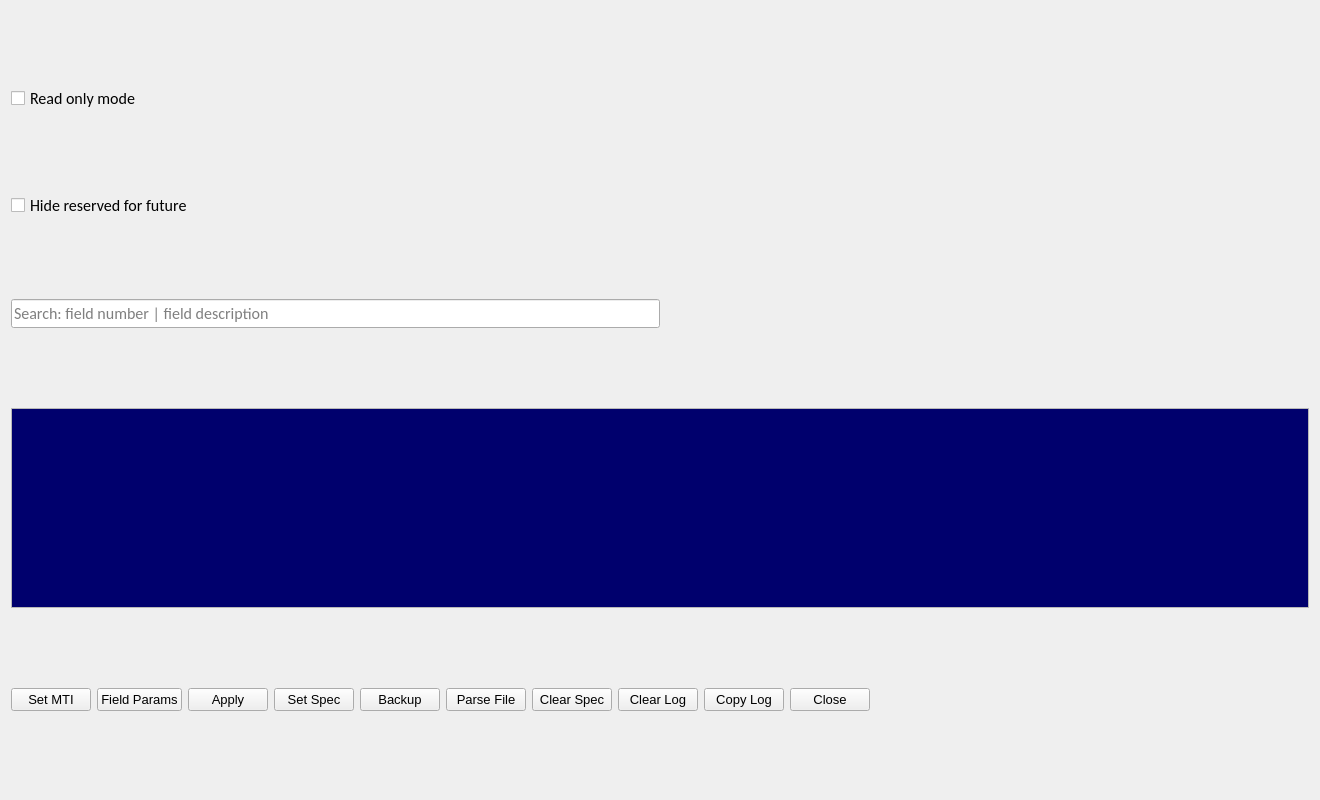
Qt form common/gui/forms/spec.ui (FedorIvanov37/signal) before a commit.
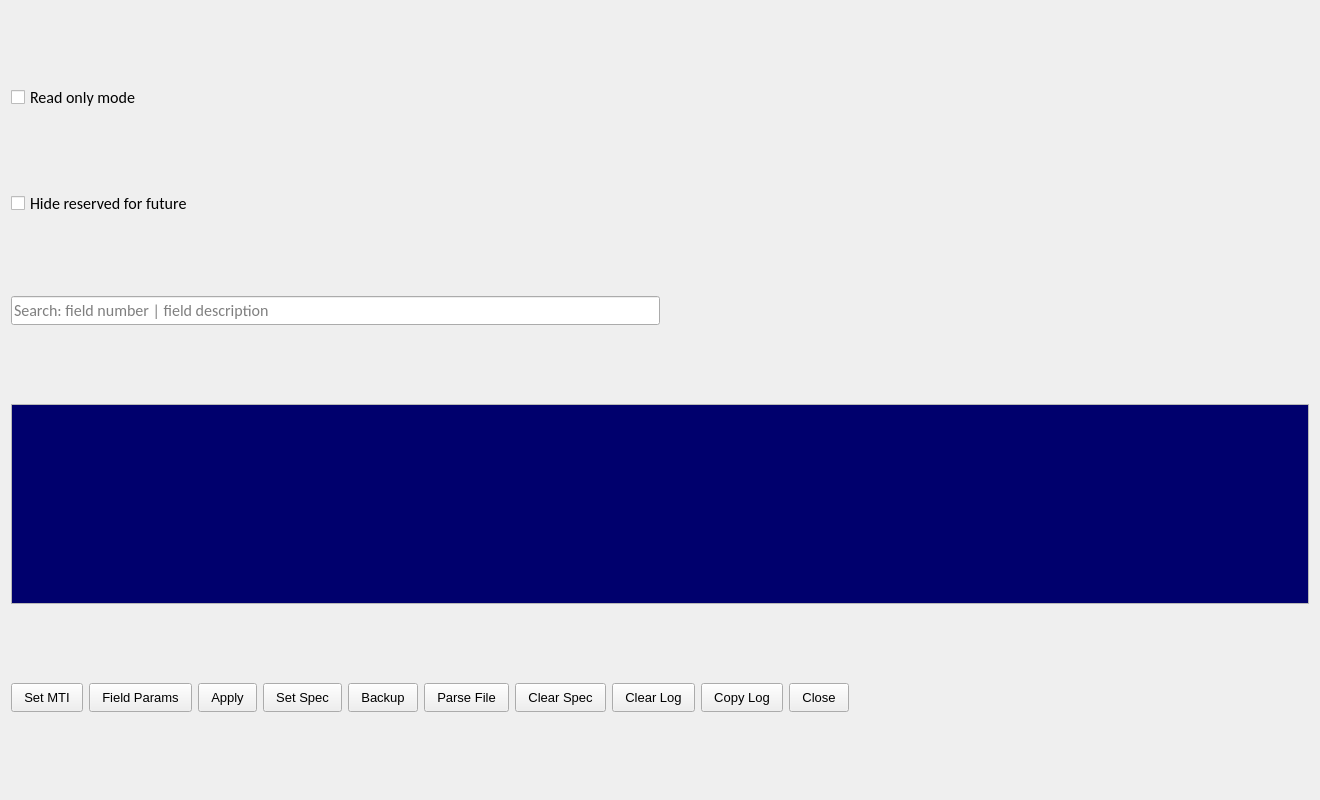
The same form after that commit.

Commit message: Buttons renovation

Patch:
```diff
--- a/common/gui/forms/spec.ui
+++ b/common/gui/forms/spec.ui
@@ -213,6 +213,11 @@
        <property name="focusPolicy">
         <enum>Qt::NoFocus</enum>
        </property>
+       <property name="styleSheet">
+        <string notr="true">        QPushButton {
+            padding: 6px 12px;      /* top/bottom, left/right */
+        }</string>
+       </property>
        <property name="text">
         <string>Set MTI</string>
        </property>
@@ -228,6 +233,11 @@
        <property name="focusPolicy">
         <enum>Qt::NoFocus</enum>
        </property>
+       <property name="styleSheet">
+        <string notr="true">        QPushButton {
+            padding: 6px 12px;      /* top/bottom, left/right */
+        }</string>
+       </property>
        <property name="text">
         <string>Field Params</string>
        </property>
@@ -243,6 +253,11 @@
        <property name="focusPolicy">
         <enum>Qt::NoFocus</enum>
        </property>
+       <property name="styleSheet">
+        <string notr="true">        QPushButton {
+            padding: 6px 12px;      /* top/bottom, left/right */
+        }</string>
+       </property>
        <property name="text">
         <string>Apply</string>
        </property>
@@ -258,6 +273,11 @@
        <property name="focusPolicy">
         <enum>Qt::NoFocus</enum>
        </property>
+       <property name="styleSheet">
+        <string notr="true">        QPushButton {
+            padding: 6px 12px;      /* top/bottom, left/right */
+        }</string>
+       </property>
        <property name="text">
         <string>Set Spec</string>
        </property>
@@ -273,6 +293,11 @@
        <property name="focusPolicy">
         <enum>Qt::NoFocus</enum>
        </property>
+       <property name="styleSheet">
+        <string notr="true">        QPushButton {
+            padding: 6px 12px;      /* top/bottom, left/right */
+        }</string>
+       </property>
        <property name="text">
         <string>Backup</string>
        </property>
@@ -288,6 +313,11 @@
        <property name="focusPolicy">
         <enum>Qt::NoFocus</enum>
        </property>
+       <property name="styleSheet">
+        <string notr="true">        QPushButton {
+            padding: 6px 12px;      /* top/bottom, left/right */
+        }</string>
+       </property>
        <property name="text">
         <string>Parse File</string>
        </property>
@@ -303,6 +333,11 @@
        <property name="focusPolicy">
         <enum>Qt::NoFocus</enum>
        </property>
+       <property name="styleSheet">
+        <string notr="true">        QPushButton {
+            padding: 6px 12px;      /* top/bottom, left/right */
+        }</string>
+       </property>
        <property name="text">
         <string>Clear Spec</string>
        </property>
@@ -318,6 +353,11 @@
        <property name="focusPolicy">
         <enum>Qt::NoFocus</enum>
        </property>
+       <property name="styleSheet">
+        <string notr="true">        QPushButton {
+            padding: 6px 12px;      /* top/bottom, left/right */
+        }</string>
+       </property>
        <property name="text">
         <string>Clear Log</string>
        </property>
@@ -333,6 +373,11 @@
        <property name="focusPolicy">
         <enum>Qt::NoFocus</enum>
        </property>
+       <property name="styleSheet">
+        <string notr="true">        QPushButton {
+            padding: 6px 12px;      /* top/bottom, left/right */
+        }</string>
+       </property>
        <property name="text">
         <string>Copy Log</string>
        </property>
@@ -348,6 +393,11 @@
        <property name="focusPolicy">
         <enum>Qt::NoFocus</enum>
        </property>
+       <property name="styleSheet">
+        <string notr="true">        QPushButton {
+            padding: 6px 12px;      /* top/bottom, left/right */
+        }</string>
+       </property>
        <property name="text">
         <string>Close</string>
        </property>
```
The commit also changes 9 other files.
